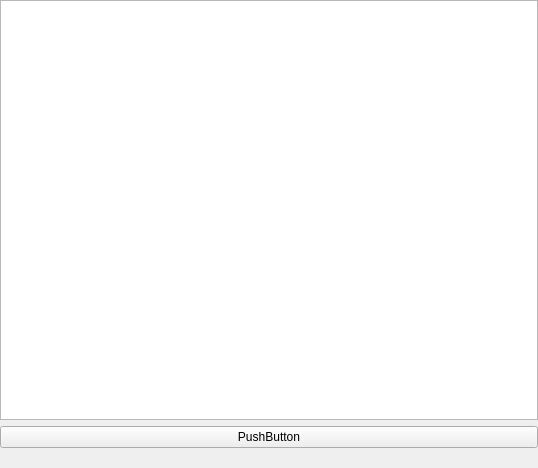
Before: the Qt Designer form src/ui/download/downloadbrowser.ui in kaniol-lck/modmanager, drawn with Qt 5.
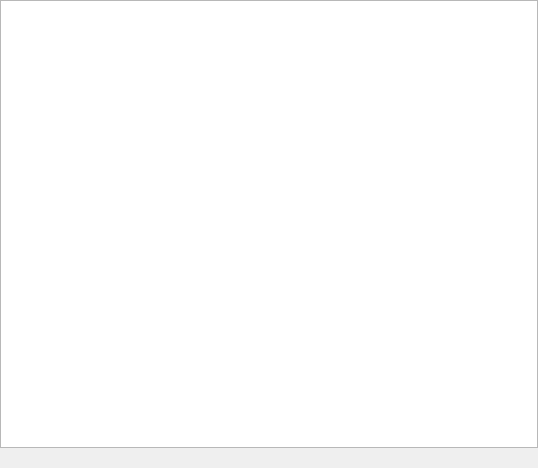
After: the same form once the commit is applied.

Patch:
```diff
--- a/src/ui/download/downloadbrowser.ui
+++ b/src/ui/download/downloadbrowser.ui
@@ -36,13 +36,6 @@
      </property>
     </widget>
    </item>
-   <item row="1" column="0">
-    <widget class="QPushButton" name="pushButton">
-     <property name="text">
-      <string>PushButton</string>
-     </property>
-    </widget>
-   </item>
   </layout>
  </widget>
  <resources/>
```
Left out of the diff: 2 changed lines with no effect on the pictures.
